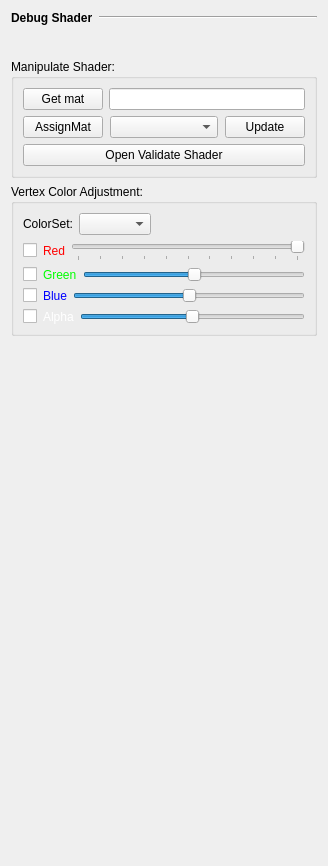
code-google-com/mayatools, file Maya_Tools/Developer/Main/MODULE/ShaderTools/UI/ShaderTools.ui: the form before one commit.
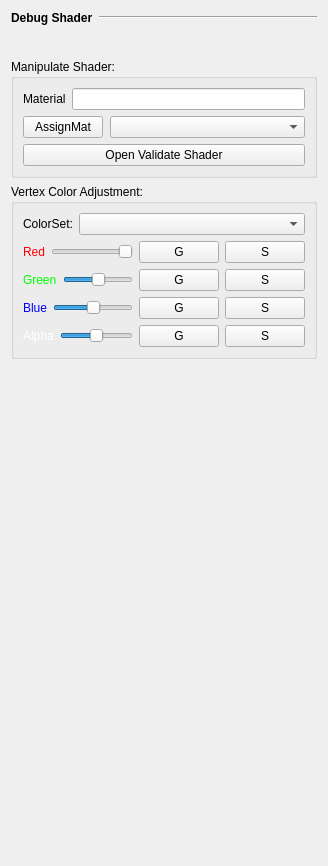
The form after the commit. Icons and pictures are not drawn.

What changed in the file:
```diff
--- a/Maya_Tools/Developer/Main/MODULE/ShaderTools/UI/ShaderTools.ui
+++ b/Maya_Tools/Developer/Main/MODULE/ShaderTools/UI/ShaderTools.ui
@@ -183,14 +183,14 @@
       <item>
        <layout class="QHBoxLayout" name="horizontalLayout_2">
         <item>
-         <widget class="QPushButton" name="btnGetShader">
+         <widget class="QLabel" name="label_7">
           <property name="text">
-           <string>Get mat</string>
+           <string>Material</string>
           </property>
          </widget>
         </item>
         <item>
-         <widget class="QLineEdit" name="ldt"/>
+         <widget class="QLineEdit" name="edtMaterials"/>
         </item>
        </layout>
       </item>
@@ -213,20 +213,7 @@
          </widget>
         </item>
         <item>
-         <widget class="QComboBox" name="comboBox"/>
-        </item>
-        <item>
-         <widget class="QPushButton" name="pushButton">
-          <property name="sizePolicy">
-           <sizepolicy hsizetype="Fixed" vsizetype="Fixed">
-            <horstretch>0</horstretch>
-            <verstretch>0</verstretch>
-           </sizepolicy>
-          </property>
-          <property name="text">
-           <string>Update</string>
-          </property>
-         </widget>
+         <widget class="QComboBox" name="cbbShadersScene"/>
         </item>
        </layout>
       </item>
@@ -250,6 +237,12 @@
        <layout class="QHBoxLayout" name="horizontalLayout_5">
         <item>
          <widget class="QLabel" name="label_2">
+          <property name="sizePolicy">
+           <sizepolicy hsizetype="Fixed" vsizetype="Preferred">
+            <horstretch>0</horstretch>
+            <verstretch>0</verstretch>
+           </sizepolicy>
+          </property>
           <property name="text">
            <string>ColorSet:</string>
           </property>
@@ -258,32 +251,15 @@
         <item>
          <widget class="QComboBox" name="cbbColorSet"/>
         </item>
-        <item>
-         <spacer name="horizontalSpacer">
-          <property name="orientation">
-           <enum>Qt::Horizontal</enum>
-          </property>
-          <property name="sizeHint" stdset="0">
-           <size>
-            <width>40</width>
-            <height>20</height>
-           </size>
-          </property>
-         </spacer>
-        </item>
        </layout>
       </item>
       <item>
-       <layout class="QHBoxLayout" name="horizontalLayout_8">
-        <item>
-         <widget class="QCheckBox" name="chkRed">
-          <property name="text">
-           <string/>
-          </property>
-         </widget>
-        </item>
+       <layout class="QHBoxLayout" name="horizontalLayout_6">
         <item>
          <widget class="QLabel" name="label_3">
+          <property name="layoutDirection">
+           <enum>Qt::RightToLeft</enum>
+          </property>
           <property name="styleSheet">
            <string notr="true">color: rgb(255, 0, 0);</string>
           </property>
@@ -310,7 +286,33 @@
            <bool>true</bool>
           </property>
           <property name="tickPosition">
-           <enum>QSlider::TicksBelow</enum>
+           <enum>QSlider::NoTicks</enum>
+          </property>
+         </widget>
+        </item>
+        <item>
+         <widget class="QPushButton" name="pushButton">
+          <property name="sizePolicy">
+           <sizepolicy hsizetype="Fixed" vsizetype="Fixed">
+            <horstretch>0</horstretch>
+            <verstretch>0</verstretch>
+           </sizepolicy>
+          </property>
+          <property name="text">
+           <string>G</string>
+          </property>
+         </widget>
+        </item>
+        <item>
+         <widget class="QPushButton" name="pushButton_3">
+          <property name="sizePolicy">
+           <sizepolicy hsizetype="Fixed" vsizetype="Fixed">
+            <horstretch>0</horstretch>
+            <verstretch>0</verstretch>
+           </sizepolicy>
+          </property>
+          <property name="text">
+           <string>S</string>
           </property>
          </widget>
         </item>
@@ -318,15 +320,11 @@
       </item>
       <item>
        <layout class="QHBoxLayout" name="horizontalLayout_9">
-        <item>
-         <widget class="QCheckBox" name="chkGreen">
-          <property name="text">
-           <string/>
-          </property>
-         </widget>
-        </item>
         <item>
          <widget class="QLabel" name="label_4">
+          <property name="layoutDirection">
+           <enum>Qt::RightToLeft</enum>
+          </property>
           <property name="styleSheet">
            <string notr="true">color: rgb(0, 255, 0);</string>
           </property>
@@ -348,19 +346,41 @@
           </property>
          </widget>
         </item>
+        <item>
+         <widget class="QPushButton" name="pushButton_5">
+          <property name="sizePolicy">
+           <sizepolicy hsizetype="Fixed" vsizetype="Fixed">
+            <horstretch>0</horstretch>
+            <verstretch>0</verstretch>
+           </sizepolicy>
+          </property>
+          <property name="text">
+           <string>G</string>
+          </property>
+         </widget>
+        </item>
+        <item>
+         <widget class="QPushButton" name="pushButton_4">
+          <property name="sizePolicy">
+           <sizepolicy hsizetype="Fixed" vsizetype="Fixed">
+            <horstretch>0</horstretch>
+            <verstretch>0</verstretch>
+           </sizepolicy>
+          </property>
+          <property name="text">
+           <string>S</string>
+          </property>
+         </widget>
+        </item>
        </layout>
       </item>
       <item>
        <layout class="QHBoxLayout" name="horizontalLayout_10">
-        <item>
-         <widget class="QCheckBox" name="chkBlue">
-          <property name="text">
-           <string/>
-          </property>
-         </widget>
-        </item>
         <item>
          <widget class="QLabel" name="label_5">
+          <property name="layoutDirection">
+           <enum>Qt::RightToLeft</enum>
+          </property>
           <property name="styleSheet">
            <string notr="true">color: rgb(0, 0, 255);</string>
           </property>
@@ -382,19 +402,41 @@
           </property>
          </widget>
         </item>
+        <item>
+         <widget class="QPushButton" name="pushButton_8">
+          <property name="sizePolicy">
+           <sizepolicy hsizetype="Fixed" vsizetype="Fixed">
+            <horstretch>0</horstretch>
+            <verstretch>0</verstretch>
+           </sizepolicy>
+          </property>
+          <property name="text">
+           <string>G</string>
+          </property>
+         </widget>
+        </item>
+        <item>
+         <widget class="QPushButton" name="pushButton_7">
+          <property name="sizePolicy">
+           <sizepolicy hsizetype="Fixed" vsizetype="Fixed">
+            <horstretch>0</horstretch>
+            <verstretch>0</verstretch>
+           </sizepolicy>
+          </property>
+          <property name="text">
+           <string>S</string>
+          </property>
+         </widget>
+        </item>
        </layout>
       </item>
       <item>
        <layout class="QHBoxLayout" name="horizontalLayout_11">
-        <item>
-         <widget class="QCheckBox" name="chkAlpha">
-          <property name="text">
-           <string/>
-          </property>
-         </widget>
-        </item>
         <item>
          <widget class="QLabel" name="label_6">
+          <property name="layoutDirection">
+           <enum>Qt::RightToLeft</enum>
+          </property>
           <property name="styleSheet">
            <string notr="true">color: rgb(255, 255, 255);</string>
           </property>
@@ -425,6 +467,32 @@
           </property>
          </widget>
         </item>
+        <item>
+         <widget class="QPushButton" name="pushButton_10">
+          <property name="sizePolicy">
+           <sizepolicy hsizetype="Fixed" vsizetype="Fixed">
+            <horstretch>0</horstretch>
+            <verstretch>0</verstretch>
+           </sizepolicy>
+          </property>
+          <property name="text">
+           <string>G</string>
+          </property>
+         </widget>
+        </item>
+        <item>
+         <widget class="QPushButton" name="pushButton_9">
+          <property name="sizePolicy">
+           <sizepolicy hsizetype="Fixed" vsizetype="Fixed">
+            <horstretch>0</horstretch>
+            <verstretch>0</verstretch>
+           </sizepolicy>
+          </property>
+          <property name="text">
+           <string>S</string>
+          </property>
+         </widget>
+        </item>
        </layout>
       </item>
      </layout>
```
